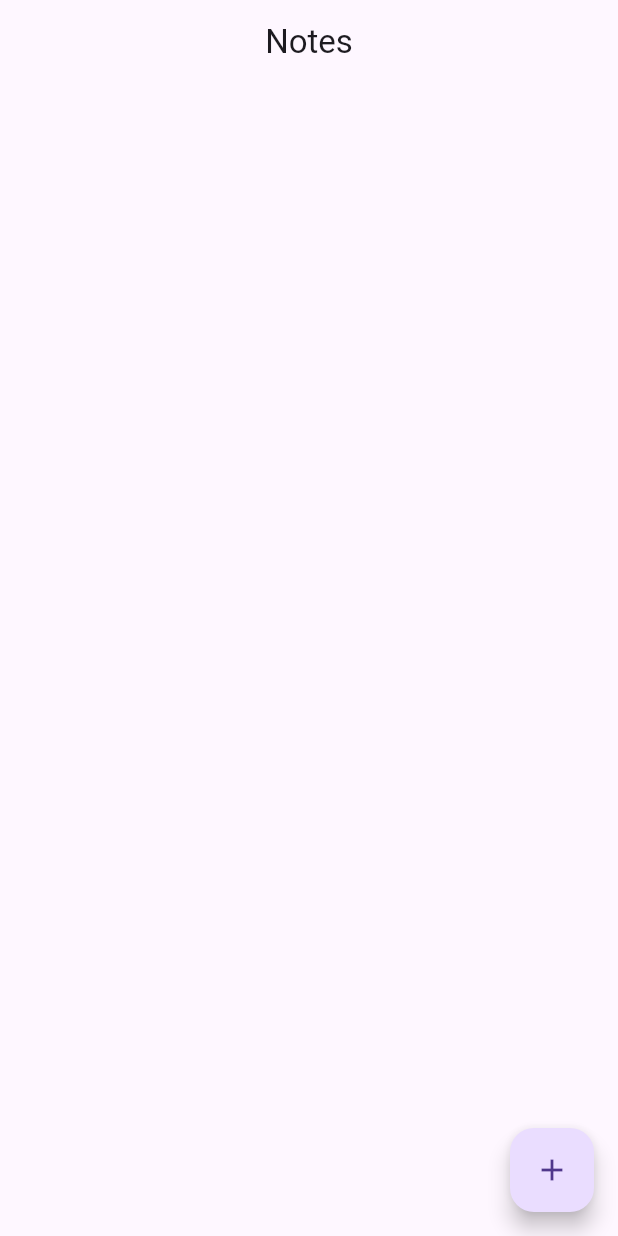
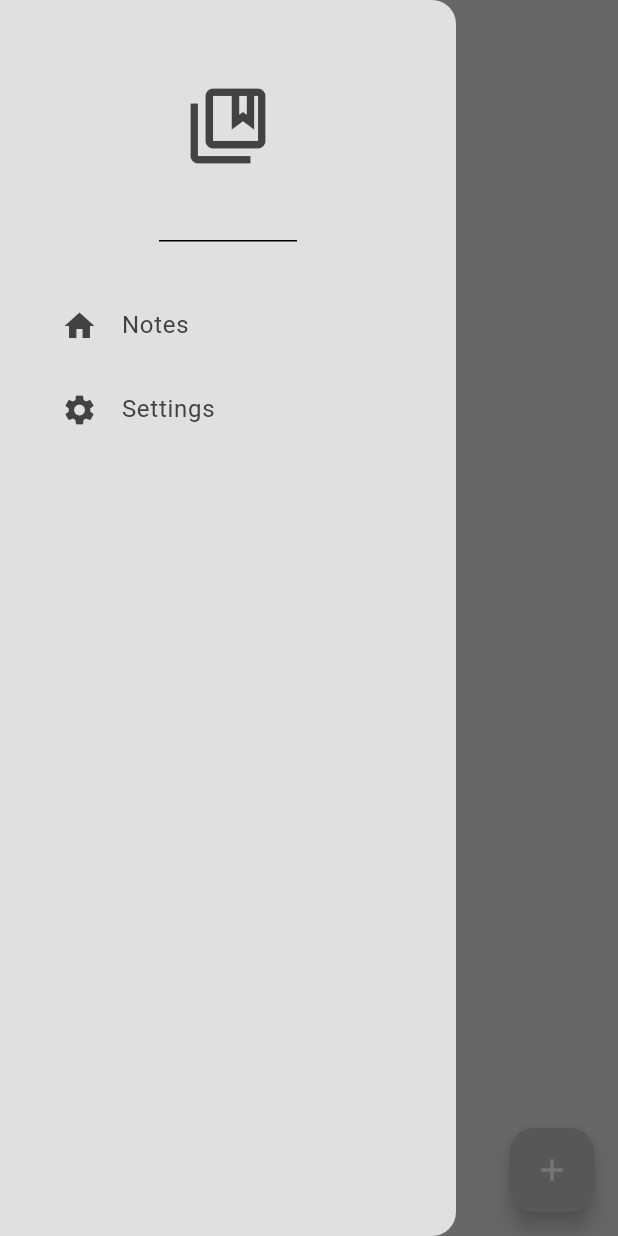
Before and after one commit to ShahedNoor/flutter-note, a Flutter app: the screen it shows after launch, with the side drawer open (before the commit the screen has no drawer), on a phone screen of 412 x 824 dp. Run offline on Flutter 3.47's test engine with Material 3 defaults, Android fonts, the phone set to English and light mode, and no system bars; our stand-ins replace google_fonts, isar, popover; accounts and stored records are empty; statements that could not run were skipped.

Commit message:
Added popover widget for edit and delete, added more logic and so on

```diff
--- /dev/null
+++ b/lib/components/drawer_tile.dart
@@ -0,0 +1,31 @@
+import 'package:flutter/material.dart';
+
+class DrawerTile extends StatelessWidget {
+  final String title;
+  final Icon leading;
+  final void Function()? onTap;
+
+  const DrawerTile({
+    super.key,
+    required this.title,
+    required this.leading,
+    required this.onTap,
+  });
+
+  @override
+  Widget build(BuildContext context) {
+    return Padding(
+      padding: const EdgeInsets.only(left: 25.0),
+      child: ListTile(
+        title: Text(
+          title,
+          style: TextStyle(
+            color: Theme.of(context).colorScheme.inversePrimary,
+          ),
+        ),
+        leading: leading,
+        onTap: onTap,
+      ),
+    );
+  }
+}
--- /dev/null
+++ b/lib/components/my_drawer.dart
@@ -0,0 +1,60 @@
+import 'package:flutter/material.dart';
+import 'package:note/components/drawer_tile.dart';
+import 'package:note/pages/notes_page.dart';
+import 'package:note/pages/settings_page.dart';
+
+class MyDrawer extends StatelessWidget {
+  const MyDrawer({super.key});
+
+  @override
+  Widget build(BuildContext context) {
+    return Drawer(
+      backgroundColor: Theme.of(context).colorScheme.background,
+      child: Column(
+        children: [
+          DrawerHeader(
+            child: Icon(
+              Icons.collections_bookmark_outlined,
+              size: 60,
+              color: Theme.of(context).colorScheme.inversePrimary,
+            ),
+          ),
+          const SizedBox(
+            height: 20,
+          ),
+          DrawerTile(
+            title: 'Notes',
+            leading: Icon(
+              Icons.home,
+              color: Theme.of(context).colorScheme.inversePrimary,
+            ),
+            onTap: () {
+              Navigator.pushAndRemoveUntil(
+                  context,
+                  MaterialPageRoute(
+                    builder: (context) => const NotesPage(),
+                  ),
+                  (route) => false);
+            },
+          ),
+          DrawerTile(
+            title: 'Settings',
+            leading: Icon(
+              Icons.settings,
+              color: Theme.of(context).colorScheme.inversePrimary,
+            ),
+            onTap: () {
+              Navigator.pop(context);
+              Navigator.push(
+                context,
+                MaterialPageRoute(
+                  builder: (context) => const SettingsPage(),
+                ),
+              );
+            },
+          ),
+        ],
+      ),
+    );
+  }
+}
--- a/lib/main.dart
+++ b/lib/main.dart
@@ -1,6 +1,8 @@
 import 'package:flutter/material.dart';
 import 'package:note/model/note_database.dart';
 import 'package:note/pages/notes_page.dart';
+import 'package:note/theme/theme_provider.dart';
+import 'package:path/path.dart';
 import 'package:provider/provider.dart';
 
 Future<void> main() async {
@@ -10,9 +12,8 @@ Future<void> main() async {
   runApp(
     MultiProvider(
       providers: [
-        ChangeNotifierProvider(
-          create: (context) => NoteDatabase(),
-        ),
+        ChangeNotifierProvider(create: (context) => NoteDatabase()),
+        ChangeNotifierProvider(create: (context) => ThemeProvider()),
       ],
       child: const MyApp(),
     ),
@@ -24,9 +25,9 @@ class MyApp extends StatelessWidget {
 
   @override
   Widget build(BuildContext context) {
-    return const MaterialApp(
+    return MaterialApp(
       debugShowCheckedModeBanner: false,
-      themeMode: ThemeMode.system,
+      theme: Provider.of<ThemeProvider>(context).themeData,
       home: NotesPage(),
     );
   }
--- a/lib/pages/notes_page.dart
+++ b/lib/pages/notes_page.dart
@@ -1,4 +1,8 @@
+import 'package:flutter/cupertino.dart';
 import 'package:flutter/material.dart';
+import 'package:google_fonts/google_fonts.dart';
+import 'package:note/components/my_drawer.dart';
+import 'package:note/components/note_tile.dart';
 import 'package:note/model/note_database.dart';
 import 'package:provider/provider.dart';
 
@@ -22,13 +26,19 @@ class _NotesPageState extends State<NotesPage> {
     showDialog(
       context: context,
       builder: (context) => AlertDialog(
+        title: const Text('Create a new note!'),
         content: TextFormField(
           controller: textController,
         ),
         actions: [
           MaterialButton(
             onPressed: () {
+              if (textController.text.isEmpty) {
+                Navigator.pop(context);
+                return;
+              } else {
                 context.read<NoteDatabase>().addNote(textController.text);
+              }
               textController.clear();
               Navigator.pop(context);
             },
@@ -57,10 +67,15 @@ class _NotesPageState extends State<NotesPage> {
         actions: [
           MaterialButton(
             onPressed: () {
+              if (textController.text.isEmpty) {
+                Navigator.pop(context);
+                return;
+              } else {
                 context.read<NoteDatabase>().updateNote(
                       note.id,
                       textController.text,
                     );
+              }
               textController.clear();
               Navigator.pop(context);
             },
@@ -90,38 +105,48 @@ class _NotesPageState extends State<NotesPage> {
     List<Note> currentNotes = noteDatabase.currentNotes;
 
     return Scaffold(
+      backgroundColor: Theme.of(context).colorScheme.background,
       appBar: AppBar(
-        title: const Text('Notes'),
-        centerTitle: true,
+        elevation: 0,
+        backgroundColor: Colors.transparent,
       ),
+      drawer: const MyDrawer(),
       floatingActionButton: FloatingActionButton(
         onPressed: createNote,
         child: const Icon(Icons.add),
       ),
-      body: ListView.builder(
+      body: Column(
+        crossAxisAlignment: CrossAxisAlignment.start,
+        children: [
+          // Heading
+          Padding(
+            padding: const EdgeInsets.only(
+                left: 25.0, right: 25.0, top: 5.0, bottom: 5.0),
+            child: Text(
+              'Notes',
+              style: GoogleFonts.dmSerifText(
+                fontSize: 40,
+                color: Theme.of(context).colorScheme.inversePrimary,
+              ),
+            ),
+          ),
+
+          // Notes
+          Expanded(
+            child: ListView.builder(
               itemCount: currentNotes.length,
               itemBuilder: (context, index) {
                 final note = currentNotes[index];
-          return ListTile(
-            title: Text(
-              note.text,
+                return NoteTile(
+                  title: note.text,
+                  onEdit: () => updateNote(note),
+                  onDelete: () => deleteNote(note.id),
+                );
+              },
             ),
-            trailing: Row(
-              mainAxisSize: MainAxisSize.min,
-              children: [
-                IconButton(
-                  onPressed: () => updateNote(note),
-                  icon: const Icon(Icons.edit),
-                ),
-                IconButton(
-                  onPressed: () => deleteNote(note.id),
-                  icon: const Icon(Icons.delete),
           ),
         ],
       ),
     );
-        },
-      ),
-    );
   }
 }
--- /dev/null
+++ b/lib/theme/theme.dart
@@ -0,0 +1,21 @@
+import 'package:flutter/material.dart';
+
+ThemeData lightMode = ThemeData(
+  brightness: Brightness.light,
+  colorScheme: ColorScheme.light(
+    background: Colors.grey.shade300,
+    primary: Colors.grey.shade400,
+    inversePrimary: Colors.grey.shade800,
+    secondary: Colors.grey.shade200,
+  ),
+);
+
+ThemeData darkMode = ThemeData(
+  brightness: Brightness.dark,
+  colorScheme: ColorScheme.dark(
+    background: Colors.grey.shade900,
+    primary: Colors.grey.shade800,
+    inversePrimary: Colors.grey.shade400,
+    secondary: Colors.grey.shade300,
+  ),
+);
--- /dev/null
+++ b/lib/theme/theme_provider.dart
@@ -0,0 +1,23 @@
+import 'package:flutter/material.dart';
+import 'package:note/theme/theme.dart';
+
+class ThemeProvider extends ChangeNotifier {
+  ThemeData _themeData = lightMode;
+
+  ThemeData get themeData => _themeData;
+
+  bool get isDarkMode => _themeData == darkMode;
+
+  set themeData(ThemeData themeData) {
+    _themeData = themeData;
+    notifyListeners();
+  }
+
+  void toggleTheme() {
+    if (_themeData == lightMode) {
+      themeData = darkMode;
+    } else {
+      themeData = lightMode;
+    }
+  }
+}
--- a/pubspec.yaml
+++ b/pubspec.yaml
@@ -40,6 +40,8 @@ dependencies:
   path_provider: ^2.1.3
   path: ^1.9.0
   provider: ^6.1.2
+  google_fonts: ^6.2.1
+  popover: ^0.3.0+1
 
 dev_dependencies:
   flutter_test:
```
Also changed, not shown: lib/components/note_settings.dart (added, +43 -0 lines), lib/components/note_tile.dart (added, +46 -0 lines), lib/pages/settings_page.dart (added, +49 -0 lines), pubspec.lock. Lines whose indentation alone changed are shown as unchanged.
